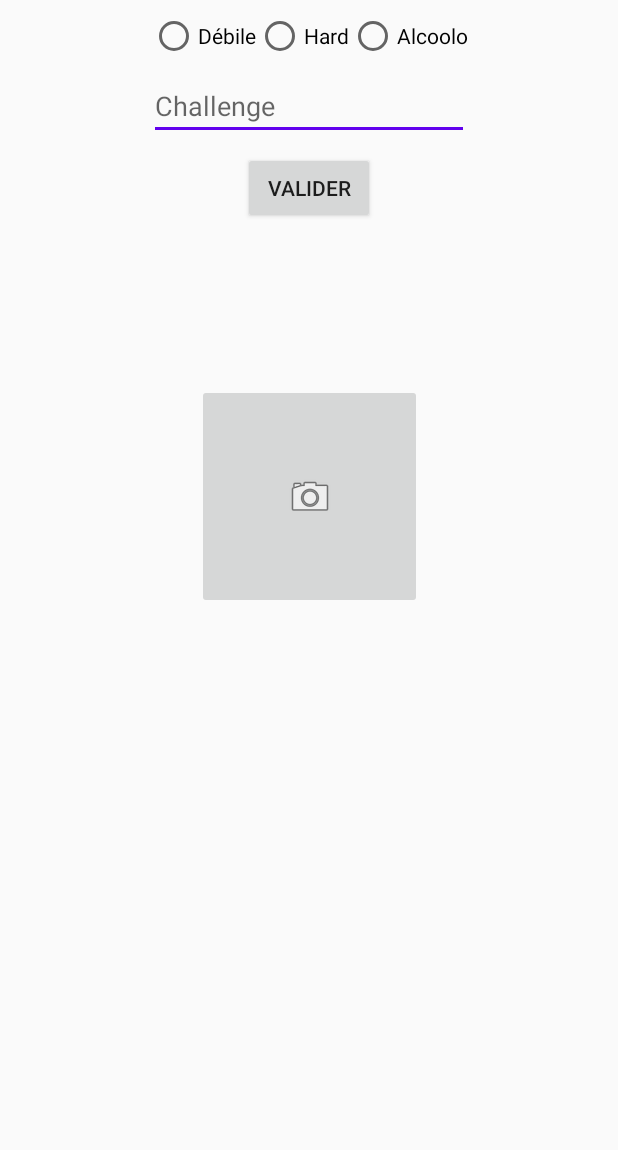
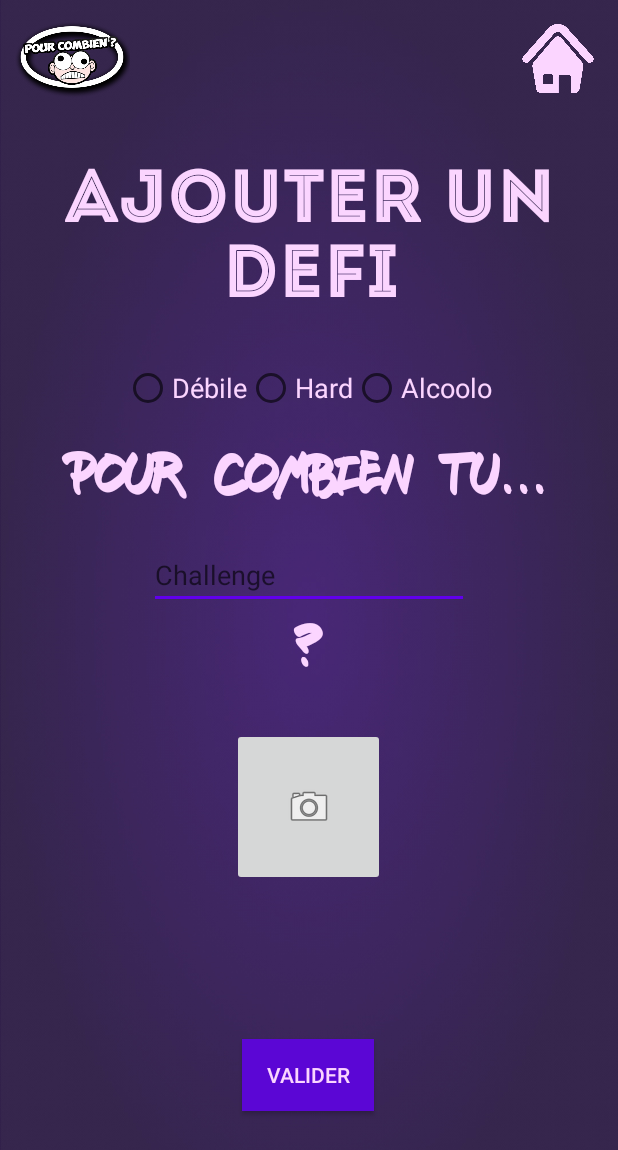
Before and after one commit to Adel83/PourCombien, an Android app: the AddChallengeActivity screen opened directly, with no data from a screen before it, on a phone screen of 412 x 824 dp. Shown: the top 1150 px of the screen. Run offline under Robolectric (Android 15) with nearby library versions, the phone set to English and light mode, and no system bars; our stand-ins replace Firebase (no records; nobody signed in at launch, a user with empty details on screens opened directly).

Commit message:
addchallenges

```diff
--- a/app/src/main/java/fr/isen/chakouri/pourcombien/Activities/AddChallengeActivity.kt
+++ b/app/src/main/java/fr/isen/chakouri/pourcombien/Activities/AddChallengeActivity.kt
@@ -19,6 +19,7 @@ import com.google.firebase.database.DatabaseReference
 import com.google.firebase.database.FirebaseDatabase
 import com.google.firebase.storage.FirebaseStorage
 import com.google.firebase.storage.StorageReference
+import fr.isen.chakouri.pourcombien.Managers.ActivityManager
 import fr.isen.chakouri.pourcombien.Models.Challenge
 import fr.isen.chakouri.pourcombien.Models.Level
 import fr.isen.chakouri.pourcombien.R
@@ -47,6 +48,11 @@ class AddChallengeActivity : AppCompatActivity(), View.OnClickListener {
         super.onCreate(savedInstanceState)
         setContentView(R.layout.activity_add_challenge)
 
+        //button home
+        homebutton12.setOnClickListener {
+            startActivity(ActivityManager.backHome(this))
+            finish()
+        }
 
         val buttonRequest = findViewById<View>(R.id.pictureChosen)
         buttonRequest.setOnClickListener {
@@ -91,6 +97,8 @@ class AddChallengeActivity : AppCompatActivity(), View.OnClickListener {
                 val url: String? = uploadFile()
                 val idRef = myRef.push().key.toString()
                 myRef.child(idRef).setValue(Challenge(0, challengeText.text.toString(), idRef, levelChosen?.convertInt, url))
+                startActivity(ActivityManager.backHome(this))
+                finish()
             }
         }
     }
--- a/app/src/main/java/fr/isen/chakouri/pourcombien/Activities/HomeActivity.kt
+++ b/app/src/main/java/fr/isen/chakouri/pourcombien/Activities/HomeActivity.kt
@@ -32,6 +32,12 @@ class HomeActivity : AppCompatActivity(), View.OnClickListener {
         super.onCreate(savedInstanceState)
         setContentView(fr.isen.chakouri.pourcombien.R.layout.activity_home)
         initTwoFields()
+
+        //button lifecycle
+        addchallenge.setOnClickListener {
+            val intent = Intent(this, AddChallengeActivity::class.java)
+            startActivity(intent)
+        }
 
         // ajout de joueurs
         addFieldButton.setOnClickListener(this)
--- a/app/src/main/res/layout/activity_add_challenge.xml
+++ b/app/src/main/res/layout/activity_add_challenge.xml
@@ -5,48 +5,100 @@
         xmlns:app="http://schemas.android.com/apk/res-auto"
         android:layout_width="match_parent"
         android:layout_height="match_parent"
-        tools:context=".Activities.AddChallengeActivity">
+        tools:context=".Activities.AddChallengeActivity"
+        android:background="@drawable/background">
+    <TextView
+            android:layout_width="350dp"
+            android:layout_height="39dp"
+            android:id="@+id/challengeText3" android:textSize="40sp"
+            android:textColor="@color/pale_mauve" android:fontFamily="@font/fresh_marker"
+            app:layout_constraintStart_toStartOf="parent"
+            app:layout_constraintEnd_toEndOf="parent"
+            app:layout_constraintHorizontal_bias="0.491" android:text="?"
+            android:textAlignment="center"
+            android:layout_marginTop="8dp" app:layout_constraintTop_toBottomOf="@+id/challengeText"/>
+    <TextView
+            android:layout_width="350dp"
+            android:layout_height="54dp"
+            android:id="@+id/challengeText2" android:textSize="40sp"
+            android:textColor="@color/pale_mauve" android:fontFamily="@font/fresh_marker"
+            app:layout_constraintStart_toStartOf="parent"
+            app:layout_constraintEnd_toEndOf="parent"
+            app:layout_constraintHorizontal_bias="0.491" android:text="Pour combien tu..."
+            android:textAlignment="center"
+            android:layout_marginTop="24dp" app:layout_constraintTop_toBottomOf="@+id/rButtonChoice"/>
+    <TextView
+            android:text="ajouter un defi"
+            android:layout_width="wrap_content"
+            android:layout_height="wrap_content"
+            android:id="@+id/ruleTitle2" android:textSize="50sp"
+            android:textColor="@color/pale_mauve" android:fontFamily="@font/intro_inline"
+            app:layout_constraintEnd_toEndOf="parent" android:layout_marginEnd="16dp"
+            app:layout_constraintStart_toStartOf="parent" android:layout_marginStart="16dp"
+            android:textAlignment="center"
+            android:layout_marginTop="100dp" app:layout_constraintTop_toTopOf="parent" android:textAllCaps="false"
+            app:layout_constraintHorizontal_bias="0.496"/>
+    <ImageView
+            android:layout_width="48dp"
+            android:layout_height="46dp" app:srcCompat="@drawable/home2"
+            android:id="@+id/homebutton12" app:layout_constraintTop_toTopOf="parent"
+            android:layout_marginTop="16dp" app:layout_constraintEnd_toEndOf="parent"
+            android:layout_marginEnd="16dp"
+            android:contentDescription="@string/home_button"/>
+    <ImageView
+            android:layout_width="80dp"
+            android:layout_height="56dp" app:srcCompat="@drawable/logo"
+            android:id="@+id/imageView14" app:layout_constraintStart_toStartOf="parent"
+            app:layout_constraintTop_toTopOf="parent"
+            android:contentDescription="@string/pour_combien_logo" android:layout_marginTop="10dp"
+            android:layout_marginStart="8dp"/>
     <RadioGroup
             android:layout_width="wrap_content"
             android:layout_height="wrap_content"
-            app:layout_constraintStart_toStartOf="parent" android:layout_marginStart="8dp"
-            android:layout_marginTop="8dp" app:layout_constraintTop_toTopOf="parent" android:id="@+id/rButtonChoice"
-            android:orientation="horizontal" app:layout_constraintEnd_toEndOf="parent" android:layout_marginEnd="8dp">
+            app:layout_constraintStart_toStartOf="parent" android:layout_marginStart="16dp"
+            android:id="@+id/rButtonChoice"
+            android:orientation="horizontal" app:layout_constraintEnd_toEndOf="parent" android:layout_marginEnd="16dp"
+            app:layout_constraintHorizontal_bias="0.494" android:layout_marginTop="32dp"
+            app:layout_constraintTop_toBottomOf="@+id/ruleTitle2">
         <RadioButton
                 android:text="@string/choix_debile"
                 android:layout_width="wrap_content"
                 android:layout_height="wrap_content" android:id="@+id/rButtonSilly" android:layout_weight="1"
                 android:onClick="onRadioButtonClicked"
-        />
+                android:textSize="18sp" android:textColor="@color/pale_mauve"/>
         <RadioButton
                 android:text="@string/choix_hard"
                 android:layout_width="wrap_content"
                 android:layout_height="wrap_content" android:id="@+id/rButtonHard" android:layout_weight="1"
                 android:onClick="onRadioButtonClicked"
-        />
+                android:textSize="18sp" android:textColor="@color/pale_mauve"/>
         <RadioButton
                 android:layout_width="wrap_content"
                 android:layout_height="wrap_content" android:id="@+id/rButtonAlcoholo" android:layout_weight="1"
                 android:text="@string/choix_alcoolo"
-                android:onClick="onRadioButtonClicked"/>
+                android:onClick="onRadioButtonClicked" android:textSize="18sp" android:textColor="@color/pale_mauve"/>
     </RadioGroup>
     <EditText
             android:layout_width="wrap_content"
             android:layout_height="wrap_content"
             android:inputType="textMultiLine"
             android:ems="10"
-            android:id="@+id/challengeText" android:layout_marginTop="8dp"
-            app:layout_constraintTop_toBottomOf="@+id/rButtonChoice" android:layout_marginStart="8dp"
-            app:layout_constraintStart_toStartOf="parent" android:hint="@string/challenge" android:layout_marginEnd="8dp"
-            app:layout_constraintEnd_toEndOf="parent"/>
+            android:id="@+id/challengeText"
+            android:layout_marginStart="8dp"
+            app:layout_constraintStart_toStartOf="parent" android:hint="@string/challenge"
+            android:layout_marginEnd="8dp"
+            app:layout_constraintEnd_toEndOf="parent"
+            android:textColor="@color/pale_mauve" android:layout_marginTop="8dp"
+            app:layout_constraintTop_toBottomOf="@+id/challengeText2"/>
 
     <ImageButton
-            android:layout_width="150dp"
-            android:layout_height="150dp" app:srcCompat="@android:drawable/ic_menu_camera"
+            android:layout_width="102dp"
+            android:layout_height="105dp" app:srcCompat="@android:drawable/ic_menu_camera"
             android:id="@+id/pictureChosen"
             app:layout_constraintStart_toStartOf="parent"
             android:layout_marginStart="16dp" app:layout_constraintEnd_toEndOf="parent"
-            android:layout_marginEnd="16dp" android:layout_marginTop="256dp" app:layout_constraintTop_toTopOf="parent"/>
+            android:layout_marginEnd="16dp" android:layout_marginTop="32dp"
+            app:layout_constraintHorizontal_bias="0.498" app:layout_constraintTop_toBottomOf="@+id/challengeText3"/>
 
     <Button
             android:text="@string/valider"
@@ -55,5 +107,8 @@
             android:id="@+id/buttonCreateChallenge" app:layout_constraintEnd_toEndOf="parent"
             android:layout_marginEnd="8dp"
             app:layout_constraintStart_toStartOf="parent" android:layout_marginStart="8dp"
-            android:layout_marginTop="8dp" app:layout_constraintTop_toBottomOf="@+id/challengeText"/>
+            app:layout_constraintHorizontal_bias="0.498" android:layout_marginTop="50dp"
+            app:layout_constraintTop_toBottomOf="@+id/pictureChosen" android:background="@color/colorPrimary"
+            android:textColor="@color/pale_mauve" android:layout_marginBottom="32dp"
+            app:layout_constraintBottom_toBottomOf="parent"/>
 </android.support.constraint.ConstraintLayout>
--- a/app/src/main/res/layout/activity_home.xml
+++ b/app/src/main/res/layout/activity_home.xml
@@ -45,11 +45,13 @@
                 android:text="@string/text_play"
                 android:layout_width="143dp"
                 android:layout_height="60dp"
-                android:id="@+id/buttonPlay" app:layout_constraintEnd_toEndOf="parent"
+                android:id="@+id/buttonPlay"
                 app:layout_constraintStart_toStartOf="parent" app:layout_constraintBottom_toBottomOf="parent"
-                android:layout_marginBottom="45dp" android:layout_marginStart="118dp" android:layout_marginEnd="118dp"
+                android:layout_marginBottom="45dp" android:layout_marginStart="50dp"
                 android:textColor="@color/pale_mauve" android:background="@color/colorPrimary"
-                android:layout_marginTop="32dp" app:layout_constraintTop_toBottomOf="@+id/addFieldButton"/>
+                android:layout_marginTop="32dp" app:layout_constraintTop_toBottomOf="@+id/addFieldButton"
+                app:layout_constraintVertical_bias="0.0" app:layout_constraintEnd_toStartOf="@+id/addchallenge"
+                android:layout_marginEnd="24dp"/>
         <ImageView
                 android:layout_width="58dp"
                 android:layout_height="55dp" app:srcCompat="@drawable/rules"
@@ -57,5 +59,15 @@
                 app:layout_constraintTop_toBottomOf="@+id/joueursLayout" android:layout_marginTop="28dp"
                 app:layout_constraintEnd_toEndOf="parent" android:layout_marginEnd="16dp"
                 android:contentDescription="@string/rules_image"/>
+        <Button
+                android:text="Ajouter un defi"
+                android:layout_width="143dp"
+                android:layout_height="60dp"
+                android:id="@+id/addchallenge" android:layout_marginTop="32dp"
+                app:layout_constraintTop_toBottomOf="@+id/addFieldButton" app:layout_constraintEnd_toEndOf="parent"
+                android:layout_marginEnd="50dp" android:background="@color/colorPrimary"
+                android:textColor="@color/pale_mauve" app:layout_constraintStart_toEndOf="@+id/buttonPlay"
+                android:layout_marginStart="24dp" android:layout_marginBottom="45dp"
+                app:layout_constraintBottom_toBottomOf="parent"/>
     </android.support.constraint.ConstraintLayout>
 </ScrollView>
```
